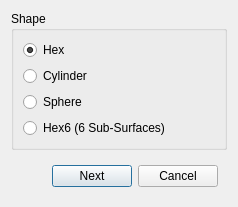
Above: src/foammesh/view/geometry/geometry_add_dialog.ui from TheErevnaa/FoamMesh before the change. Below: the same form after it.
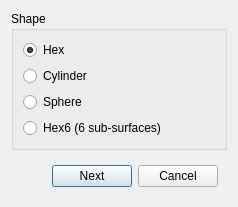
That is the form after the change.

What changed in the file:
```diff
--- a/src/foammesh/view/geometry/geometry_add_dialog.ui
+++ b/src/foammesh/view/geometry/geometry_add_dialog.ui
@@ -56,7 +56,7 @@
       <item>
        <widget class="QRadioButton" name="hex6">
         <property name="text">
-         <string>Hex6 (6 Sub-Surfaces)</string>
+         <string>Hex6 (6 sub-surfaces)</string>
         </property>
         <attribute name="buttonGroup">
          <string notr="true">shapeRadios</string>
```
Left out of the diff: 2 changed lines with no effect on the pictures.
